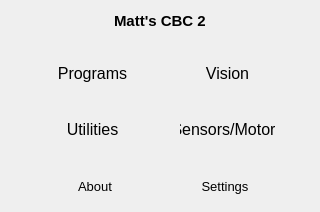
This is cbcui/ui/MainMenu.ui in kipr/cbc as Qt 5 draws it before an edit. The edited form follows.
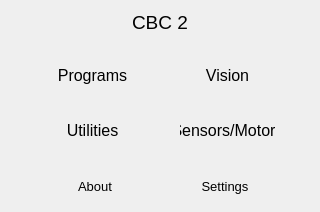
This is the edited form. Icons and pictures are not drawn.

Diff of the .ui file:
```diff
--- a/cbcui/ui/MainMenu.ui
+++ b/cbcui/ui/MainMenu.ui
@@ -32,13 +32,17 @@
       <widget class="QLabel" name="label" >
        <property name="font" >
         <font>
-         <pointsize>11</pointsize>
-         <weight>75</weight>
-         <bold>true</bold>
+         <pointsize>14</pointsize>
+         <weight>50</weight>
+         <italic>false</italic>
+         <bold>false</bold>
         </font>
        </property>
+       <property name="styleSheet" >
+        <string>font:14pt;</string>
+       </property>
        <property name="text" >
-        <string>Matt's CBC 2</string>
+        <string>CBC 2</string>
        </property>
       </widget>
      </item>
```
